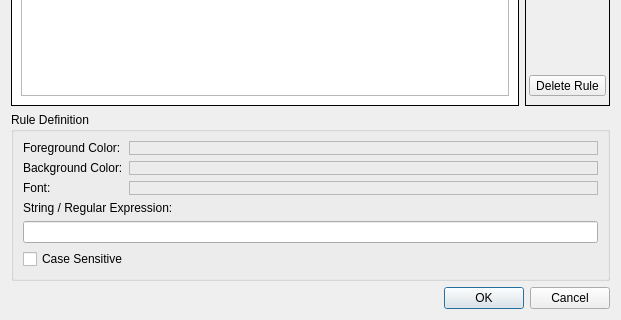
Before: the Qt Designer form src/gui/highlighting/HighlightingDialog.ui in tomvodi/QTail, drawn with Qt 5; both pictures show x 0 to 621 and y 442 to 762 of the 621 by 762 pixel window.
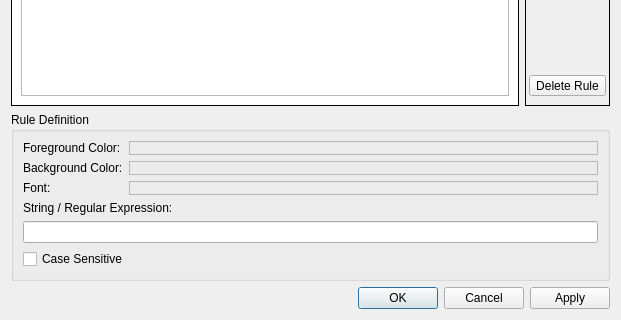
After: the same form once the commit is applied. Icons and pictures are not drawn. Custom widgets are drawn as their Qt base class.

Patch:
```diff
--- a/src/gui/highlighting/HighlightingDialog.ui
+++ b/src/gui/highlighting/HighlightingDialog.ui
@@ -20,7 +20,7 @@
       <enum>Qt::Horizontal</enum>
      </property>
      <property name="standardButtons">
-      <set>QDialogButtonBox::Cancel|QDialogButtonBox::Ok</set>
+      <set>QDialogButtonBox::Apply|QDialogButtonBox::Cancel|QDialogButtonBox::Ok</set>
      </property>
     </widget>
    </item>
```
